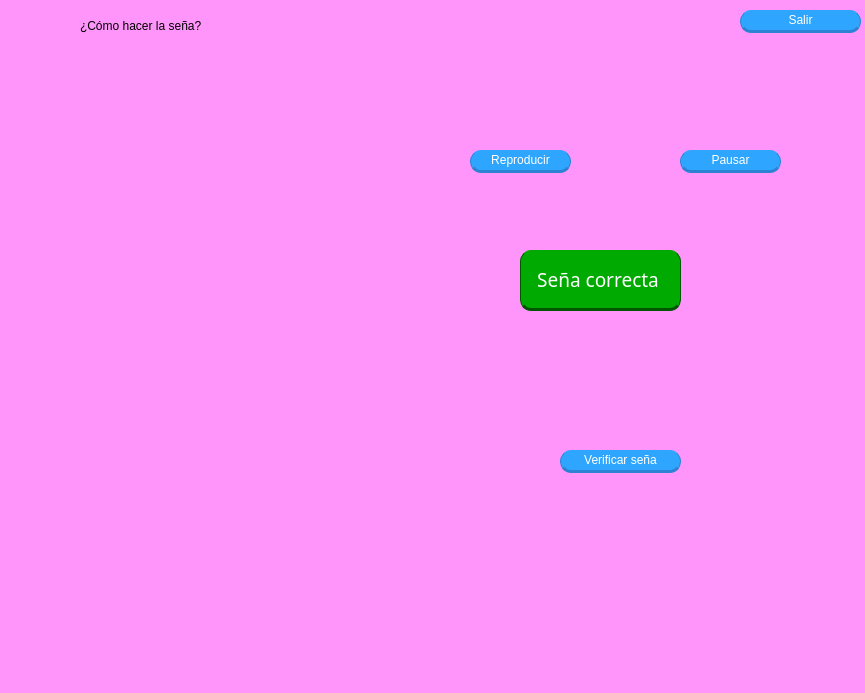
This is IG5.ui in lulacuna16/TT-2021-A004 as Qt 5 draws it before an edit. The edited form follows.
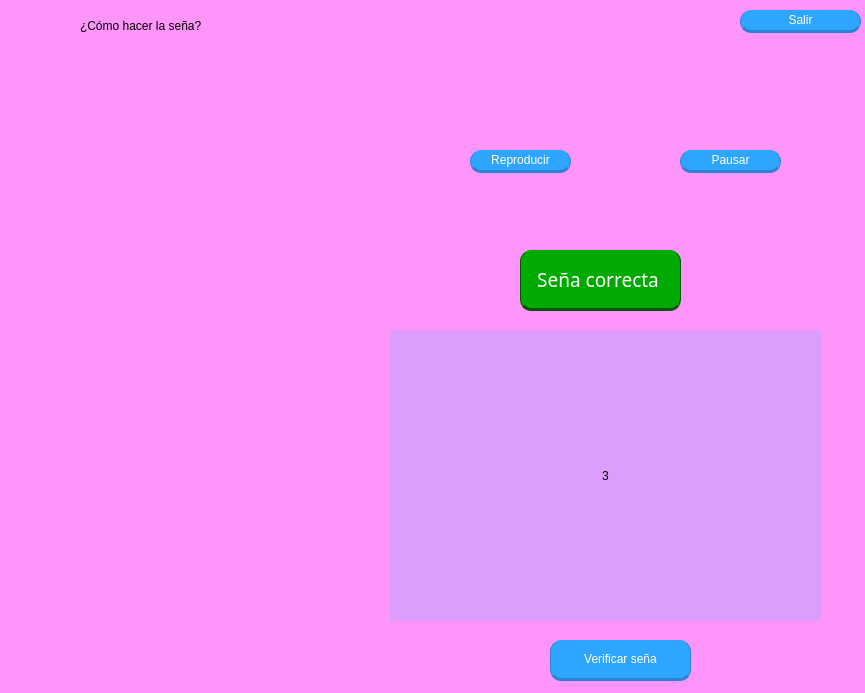
This is the edited form.

Commit message:
Cambios en IG5:
1. Se abre con la cámara activa, al presionar "Verificar" aparece un temporizador para que comience a leer la mano del usuario
2. Si la seña se lee 3 veces seguidas correctamente, aparece el mensaje "Seña correcta"

The edit to the form file:
```diff
--- a/IG5.ui
+++ b/IG5.ui
@@ -106,10 +106,10 @@
   <widget class="QPushButton" name="botonVerificar">
    <property name="geometry">
     <rect>
-     <x>560</x>
-     <y>450</y>
-     <width>121</width>
-     <height>23</height>
+     <x>550</x>
+     <y>640</y>
+     <width>141</width>
+     <height>41</height>
     </rect>
    </property>
    <property name="styleSheet">
@@ -160,8 +160,8 @@
   <widget class="QLabel" name="lblCamara">
    <property name="geometry">
     <rect>
-     <x>410</x>
-     <y>320</y>
+     <x>390</x>
+     <y>330</y>
      <width>431</width>
      <height>291</height>
     </rect>
@@ -248,6 +248,28 @@
     <set>Qt::AlignCenter</set>
    </property>
   </widget>
+  <widget class="QLabel" name="label">
+   <property name="geometry">
+    <rect>
+     <x>390</x>
+     <y>330</y>
+     <width>431</width>
+     <height>291</height>
+    </rect>
+   </property>
+   <property name="styleSheet">
+    <string notr="true">background-color: rgb(170, 170, 255,0.4);
+font: 140pt &quot;MS Shell Dlg 2&quot;;
+
+</string>
+   </property>
+   <property name="text">
+    <string>3</string>
+   </property>
+   <property name="alignment">
+    <set>Qt::AlignCenter</set>
+   </property>
+  </widget>
   <zorder>lblCamara</zorder>
   <zorder>widgetVideoTutorial</zorder>
   <zorder>botonReproducir</zorder>
@@ -256,6 +278,7 @@
   <zorder>labelTutorial</zorder>
   <zorder>botonSalir</zorder>
   <zorder>lblSenaCorrecta</zorder>
+  <zorder>label</zorder>
  </widget>
  <resources/>
  <connections/>
```
The commit also changes 1 other file.
